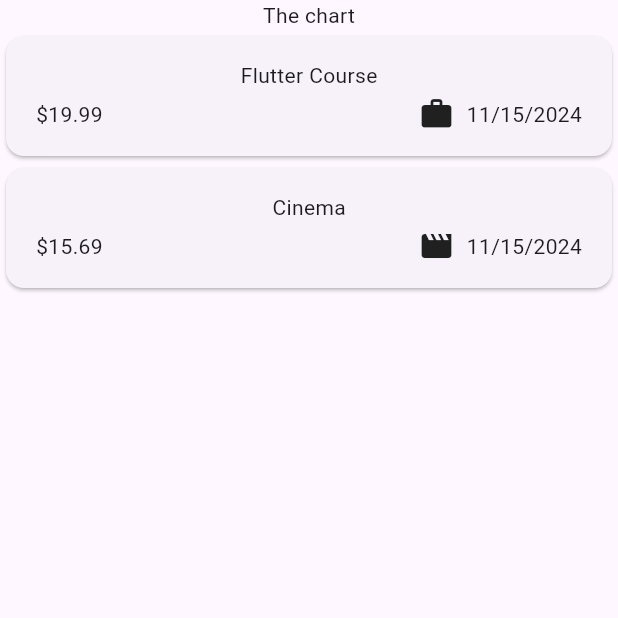
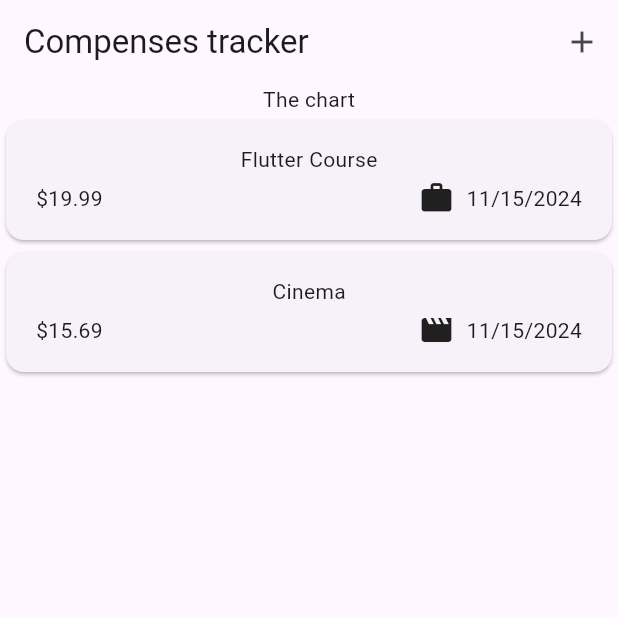
Before and after one commit to moashrafff/flutter-expenses-tracker-practice, a Flutter app: the screen it shows after launch, on a phone screen of 412 x 824 dp, the top half of it. Run offline on Flutter 3.47's test engine with Material 3 defaults, Android fonts, the phone set to English and light mode, and no system bars.

Commit message:
designing app bar

```diff
--- a/lib/main.dart
+++ b/lib/main.dart
@@ -10,8 +10,9 @@ class MainApp extends StatelessWidget {
 
   @override
   Widget build(BuildContext context) {
-    return const MaterialApp(
-      home: Expenses(),
+    return MaterialApp(
+      theme:ThemeData(useMaterial3: true),
+      home: const Expenses(),
     );
   }
 }
--- a/lib/widgets/expenses.dart
+++ b/lib/widgets/expenses.dart
@@ -30,6 +30,12 @@ class _Expenses extends State<Expenses> {
   @override
   Widget build(BuildContext context) {
     return Scaffold(
+      appBar: AppBar(
+        title: const Text('Compenses tracker'),
+        actions: [
+          IconButton(onPressed: (){}, icon: const Icon(Icons.add))
+        ],
+      ),
       body: Column(
            children: [
             const Text('The chart'),
```
